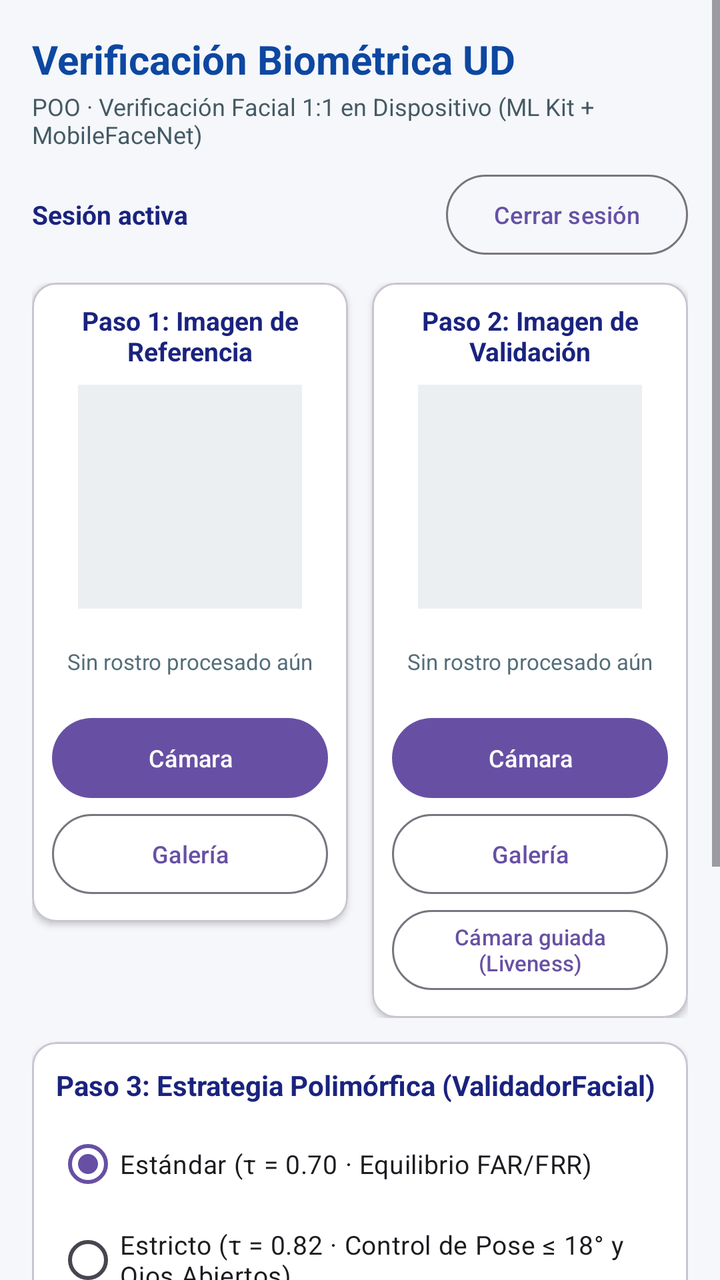
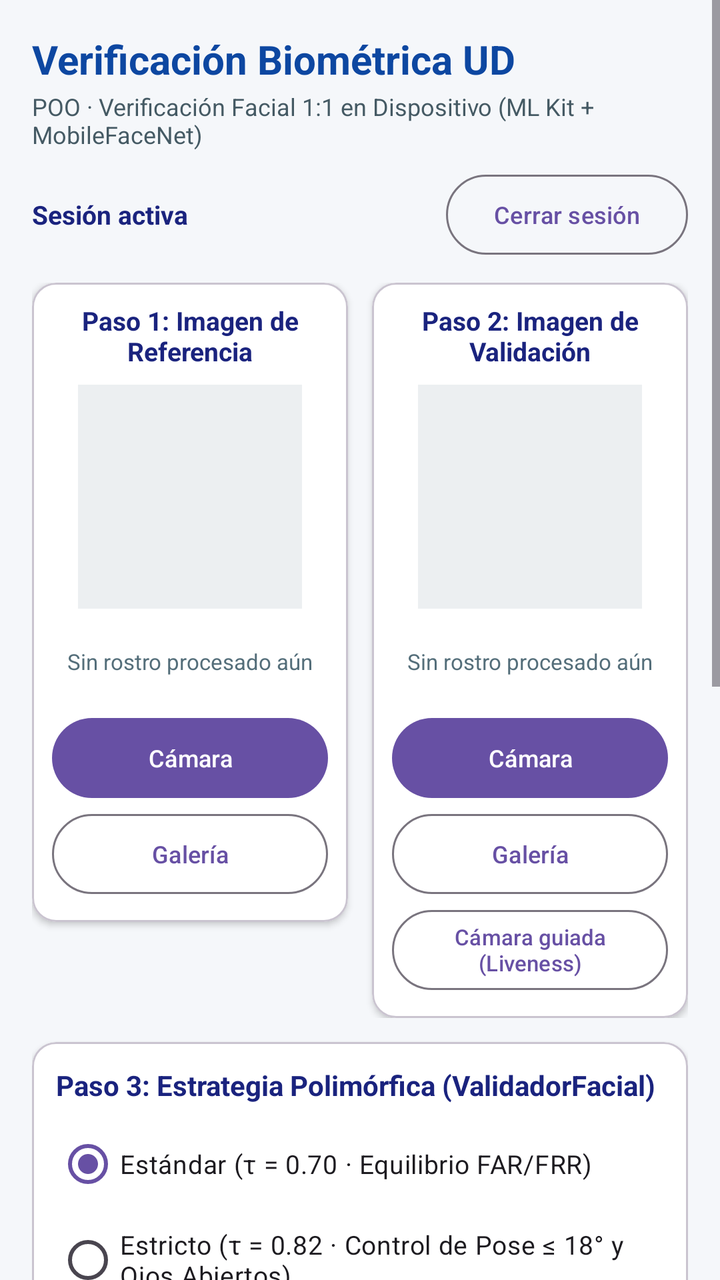

Two renders of the same Android screen: before a commit and after it. Below are the layout's source before the change and the commit's diff.
<!-- AndroidManifest.xml: application theme Theme.ReconocimientoFacial -->
<!-- res/layout/activity_main.xml -->
<?xml version="1.0" encoding="utf-8"?>
<ScrollView xmlns:android="http://schemas.android.com/apk/res/android"
    xmlns:app="http://schemas.android.com/apk/res-auto"
    xmlns:tools="http://schemas.android.com/tools"
    android:id="@+id/main"
    android:layout_width="match_parent"
    android:layout_height="match_parent"
    android:background="#F5F7FA"
    android:fillViewport="true"
    tools:context=".MainActivity">

    <LinearLayout
        android:layout_width="match_parent"
        android:layout_height="wrap_content"
        android:orientation="vertical"
        android:padding="16dp">

        
        <TextView
            android:layout_width="match_parent"
            android:layout_height="wrap_content"
            android:text="@string/app_name"
            android:textColor="#0D47A1"
            android:textSize="20sp"
            android:textStyle="bold" />

        <TextView
            android:layout_width="match_parent"
            android:layout_height="wrap_content"
            android:layout_marginTop="2dp"
            android:layout_marginBottom="8dp"
            android:text="@string/subtitulo_curso"
            android:textColor="#455A64"
            android:textSize="12sp" />

        <LinearLayout
            android:layout_width="match_parent"
            android:layout_height="wrap_content"
            android:layout_marginBottom="10dp"
            android:gravity="center_vertical"
            android:orientation="horizontal">

            <TextView
                android:id="@+id/txtUsuarioSesion"
                android:layout_width="0dp"
                android:layout_height="wrap_content"
                android:layout_weight="1"
                android:text="Sesión activa"
                android:textColor="#1A237E"
                android:textSize="13sp"
                android:textStyle="bold" />

            <Button
                android:id="@+id/btnCerrarSesion"
                style="?attr/materialButtonOutlinedStyle"
                android:layout_width="wrap_content"
                android:layout_height="wrap_content"
                android:text="Cerrar sesión"
                android:textSize="12sp" />
        </LinearLayout>

        <TextView
            android:id="@+id/txtEstadoProgreso"
            android:layout_width="match_parent"
            android:layout_height="wrap_content"
            android:layout_marginBottom="8dp"
            android:background="#E3F2FD"
            android:padding="8dp"
            android:textColor="#0D47A1"
            android:textSize="13sp"
            android:visibility="gone" />

        
        <LinearLayout
            android:layout_width="match_parent"
            android:layout_height="wrap_content"
            android:baselineAligned="false"
            android:orientation="horizontal"
            android:weightSum="2">

            
            <com.google.android.material.card.MaterialCardView
                android:layout_width="0dp"
                android:layout_height="wrap_content"
                android:layout_marginEnd="6dp"
                android:layout_weight="1"
                app:cardBackgroundColor="#FFFFFF"
                app:cardCornerRadius="12dp"
                app:cardElevation="2dp">

                <LinearLayout
                    android:layout_width="match_parent"
                    android:layout_height="wrap_content"
                    android:gravity="center_horizontal"
                    android:orientation="vertical"
                    android:padding="10dp">

                    <TextView
                        android:layout_width="match_parent"
                        android:layout_height="wrap_content"
                        android:gravity="center"
                        android:text="@string/titulo_referencia"
                        android:textColor="#1A237E"
                        android:textSize="13sp"
                        android:textStyle="bold" />

                    <ImageView
                        android:id="@+id/imgRostroReferencia"
                        android:layout_width="112dp"
                        android:layout_height="112dp"
                        android:layout_marginTop="8dp"
                        android:background="#ECEFF1"
                        android:contentDescription="@string/titulo_referencia"
                        android:scaleType="centerCrop" />

                    <TextView
                        android:id="@+id/txtMetaReferencia"
                        android:layout_width="match_parent"
                        android:layout_height="wrap_content"
                        android:layout_marginTop="6dp"
                        android:gravity="center"
                        android:minLines="3"
                        android:text="@string/sin_captura"
                        android:textColor="#546E7A"
                        android:textSize="11sp" />

                    <Button
                        android:id="@+id/btnCamaraReferencia"
                        android:layout_width="match_parent"
                        android:layout_height="wrap_content"
                        android:layout_marginTop="4dp"
                        android:text="@string/btn_camara"
                        android:textSize="12sp" />

                    <Button
                        android:id="@+id/btnGaleriaReferencia"
                        style="?attr/materialButtonOutlinedStyle"
                        android:layout_width="match_parent"
                        android:layout_height="wrap_content"
                        android:text="@string/btn_galeria"
                        android:textSize="12sp" />
                </LinearLayout>
            </com.google.android.material.card.MaterialCardView>

            
            <com.google.android.material.card.MaterialCardView
                android:layout_width="0dp"
                android:layout_height="wrap_content"
                android:layout_marginStart="6dp"
                android:layout_weight="1"
                app:cardBackgroundColor="#FFFFFF"
                app:cardCornerRadius="12dp"
                app:cardElevation="2dp">

                <LinearLayout
                    android:layout_width="match_parent"
                    android:layout_height="wrap_content"
                    android:gravity="center_horizontal"
                    android:orientation="vertical"
                    android:padding="10dp">

                    <TextView
                        android:layout_width="match_parent"
                        android:layout_height="wrap_content"
                        android:gravity="center"
                        android:text="@string/titulo_validacion"
                        android:textColor="#1A237E"
                        android:textSize="13sp"
                        android:textStyle="bold" />

                    <ImageView
                        android:id="@+id/imgRostroValidacion"
                        android:layout_width="112dp"
                        android:layout_height="112dp"
                        android:layout_marginTop="8dp"
                        android:background="#ECEFF1"
                        android:contentDescription="@string/titulo_validacion"
                        android:scaleType="centerCrop" />

                    <TextView
                        android:id="@+id/txtMetaValidacion"
                        android:layout_width="match_parent"
                        android:layout_height="wrap_content"
                        android:layout_marginTop="6dp"
                        android:gravity="center"
                        android:minLines="3"
                        android:text="@string/sin_captura"
                        android:textColor="#546E7A"
                        android:textSize="11sp" />

                    <Button
                        android:id="@+id/btnCamaraValidacion"
                        android:layout_width="match_parent"
                        android:layout_height="wrap_content"
                        android:layout_marginTop="4dp"
                        android:text="@string/btn_camara"
                        android:textSize="12sp" />

                    <Button
                        android:id="@+id/btnGaleriaValidacion"
                        style="?attr/materialButtonOutlinedStyle"
                        android:layout_width="match_parent"
                        android:layout_height="wrap_content"
                        android:text="@string/btn_galeria"
                        android:textSize="12sp" />

                    <Button
                        android:id="@+id/btnCamaraGuiadaValidacion"
                        style="?attr/materialButtonOutlinedStyle"
                        android:layout_width="match_parent"
                        android:layout_height="wrap_content"
                        android:text="Cámara guiada (Liveness)"
                        android:textSize="11sp" />
                </LinearLayout>
            </com.google.android.material.card.MaterialCardView>
        </LinearLayout>

        
        <com.google.android.material.card.MaterialCardView
            android:layout_width="match_parent"
            android:layout_height="wrap_content"
            android:layout_marginTop="12dp"
            app:cardBackgroundColor="#FFFFFF"
            app:cardCornerRadius="12dp"
            app:cardElevation="2dp">

            <LinearLayout
                android:layout_width="match_parent"
                android:layout_height="wrap_content"
                android:orientation="vertical"
                android:padding="12dp">

                <TextView
                    android:layout_width="match_parent"
                    android:layout_height="wrap_content"
                    android:text="@string/titulo_validador"
                    android:textColor="#1A237E"
                    android:textSize="14sp"
                    android:textStyle="bold" />

                <RadioGroup
                    android:id="@+id/radioGroupValidador"
                    android:layout_width="match_parent"
                    android:layout_height="wrap_content"
                    android:layout_marginTop="6dp">

                    <RadioButton
                        android:id="@+id/radioValidadorEstandar"
                        android:layout_width="match_parent"
                        android:layout_height="wrap_content"
                        android:checked="true"
                        android:text="@string/modo_estandar"
                        android:textSize="13sp" />

                    <RadioButton
                        android:id="@+id/radioValidadorEstricto"
                        android:layout_width="match_parent"
                        android:layout_height="wrap_content"
                        android:text="@string/modo_estricto"
                        android:textSize="13sp" />
                </RadioGroup>
            </LinearLayout>
        </com.google.android.material.card.MaterialCardView>

        
        <Button
            android:id="@+id/btnVerificarIdentidad"
            android:layout_width="match_parent"
            android:layout_height="wrap_content"
            android:layout_marginTop="12dp"
            android:paddingVertical="12dp"
            android:text="@string/btn_verificar"
            android:textSize="14sp"
            android:textStyle="bold" />

        
        <com.google.android.material.card.MaterialCardView
            android:id="@+id/cardResultado"
            android:layout_width="match_parent"
            android:layout_height="wrap_content"
            android:layout_marginTop="12dp"
            app:cardBackgroundColor="#FFFFFF"
            app:cardCornerRadius="12dp"
            app:cardElevation="2dp">

            <LinearLayout
                android:layout_width="match_parent"
                android:layout_height="wrap_content"
                android:orientation="vertical"
                android:padding="14dp">

                <TextView
                    android:layout_width="match_parent"
                    android:layout_height="wrap_content"
                    android:text="@string/titulo_resultado"
                    android:textColor="#1A237E"
                    android:textSize="14sp"
                    android:textStyle="bold" />

                <TextView
                    android:id="@+id/txtVeredictoPrincipal"
                    android:layout_width="match_parent"
                    android:layout_height="wrap_content"
                    android:layout_marginTop="6dp"
                    android:text="@string/resultado_pendiente"
                    android:textColor="#37474F"
                    android:textSize="16sp"
                    android:textStyle="bold" />

                <TextView
                    android:id="@+id/txtDetalleMetricas"
                    android:layout_width="match_parent"
                    android:layout_height="wrap_content"
                    android:layout_marginTop="4dp"
                    android:textColor="#455A64"
                    android:textSize="12sp" />

                <Button
                    android:id="@+id/btnVerHistorial"
                    style="?attr/materialButtonOutlinedStyle"
                    android:layout_width="match_parent"
                    android:layout_height="wrap_content"
                    android:layout_marginTop="10dp"
                    android:text="@string/btn_historial"
                    android:textSize="12sp" />
            </LinearLayout>
        </com.google.android.material.card.MaterialCardView>
    </LinearLayout>
</ScrollView>
<!-- resources referenced by this layout -->
<resources>
  <string name="app_name">Verificación Biométrica UD</string>
  <string name="btn_camara">Cámara</string>
  <string name="btn_galeria">Galería</string>
  <string name="btn_historial">Ver Historial (Archivo CSV)</string>
  <string name="btn_verificar">Paso 4: Verificar Identidad 1:1 (Similitud Coseno)</string>
  <string name="modo_estandar">Estándar (τ = 0.70 · Equilibrio FAR/FRR)</string>
  <string name="modo_estricto">Estricto (τ = 0.82 · Control de Pose ≤ 18° y Ojos Abiertos)</string>
  <string name="resultado_pendiente">Capture ambas muestras y presione Verificar Identidad.</string>
  <string name="sin_captura">Sin rostro procesado aún</string>
  <string name="subtitulo_curso">POO · Verificación Facial 1:1 en Dispositivo (ML Kit + MobileFaceNet)</string>
  <string name="titulo_referencia">Paso 1: Imagen de Referencia</string>
  <string name="titulo_resultado">Resultado de la Verificación Biométrica</string>
  <string name="titulo_validacion">Paso 2: Imagen de Validación</string>
  <string name="titulo_validador">Paso 3: Estrategia Polimórfica (ValidadorFacial)</string>
  <style name="Theme.ReconocimientoFacial" parent="Base.Theme.ReconocimientoFacial" />
  <style name="Base.Theme.ReconocimientoFacial" parent="Theme.Material3.DayNight.NoActionBar">
          
          
      </style>
</resources>

<!-- the commit's change to res/layout/activity_main.xml (unified diff, before → after) -->
@@ -263,6 +263,119 @@
         </com.google.android.material.card.MaterialCardView>
 
         
+        <com.google.android.material.card.MaterialCardView
+            android:layout_width="match_parent"
+            android:layout_height="wrap_content"
+            android:layout_marginTop="12dp"
+            app:cardBackgroundColor="#FFFFFF"
+            app:cardCornerRadius="12dp"
+            app:cardElevation="2dp">
+
+            <LinearLayout
+                android:layout_width="match_parent"
+                android:layout_height="wrap_content"
+                android:orientation="vertical"
+                android:padding="12dp">
+
+                <TextView
+                    android:layout_width="match_parent"
+                    android:layout_height="wrap_content"
+                    android:text="Condiciones de Prueba (Telemetría CSV)"
+                    android:textColor="#1A237E"
+                    android:textSize="14sp"
+                    android:textStyle="bold" />
+
+                <TextView
+                    android:layout_width="match_parent"
+                    android:layout_height="wrap_content"
+                    android:layout_marginTop="6dp"
+                    android:text="Iluminación:"
+                    android:textColor="#37474F"
+                    android:textSize="12sp"
+                    android:textStyle="bold" />
+
+                <RadioGroup
+                    android:id="@+id/radioGroupIluminacion"
+                    android:layout_width="match_parent"
+                    android:layout_height="wrap_content"
+                    android:orientation="horizontal">
+
+                    <RadioButton
+                        android:id="@+id/radioLuzBuena"
+                        android:layout_width="0dp"
+                        android:layout_height="wrap_content"
+                        android:layout_weight="1"
+                        android:checked="true"
+                        android:text="Buena"
+                        android:textColor="#263238"
+                        android:textSize="12sp" />
+
+                    <RadioButton
+                        android:id="@+id/radioLuzBaja"
+                        android:layout_width="0dp"
+                        android:layout_height="wrap_content"
+                        android:layout_weight="1"
+                        android:text="Baja"
+                        android:textColor="#263238"
+                        android:textSize="12sp" />
+
+                    <RadioButton
+                        android:id="@+id/radioLuzContraluz"
+                        android:layout_width="0dp"
+                        android:layout_height="wrap_content"
+                        android:layout_weight="1"
+                        android:text="Contraluz"
+                        android:textColor="#263238"
+                        android:textSize="12sp" />
+                </RadioGroup>
+
+                <TextView
+                    android:layout_width="match_parent"
+                    android:layout_height="wrap_content"
+                    android:layout_marginTop="4dp"
+                    android:text="Tipo de intento:"
+                    android:textColor="#37474F"
+                    android:textSize="12sp"
+                    android:textStyle="bold" />
+
+                <RadioGroup
+                    android:id="@+id/radioGroupTipoIntento"
+                    android:layout_width="match_parent"
+                    android:layout_height="wrap_content"
+                    android:orientation="horizontal">
+
+                    <RadioButton
+                        android:id="@+id/radioIntentoGenuino"
+                        android:layout_width="0dp"
+                        android:layout_height="wrap_content"
+                        android:layout_weight="1"
+                        android:checked="true"
+                        android:text="Genuino"
+                        android:textColor="#263238"
+                        android:textSize="12sp" />
+
+                    <RadioButton
+                        android:id="@+id/radioIntentoImpostor"
+                        android:layout_width="0dp"
+                        android:layout_height="wrap_content"
+                        android:layout_weight="1"
+                        android:text="Impostor"
+                        android:textColor="#263238"
+                        android:textSize="12sp" />
+
+                    <RadioButton
+                        android:id="@+id/radioIntentoSpoofing"
+                        android:layout_width="0dp"
+                        android:layout_height="wrap_content"
+                        android:layout_weight="1"
+                        android:text="Spoofing"
+                        android:textColor="#263238"
+                        android:textSize="12sp" />
+                </RadioGroup>
+            </LinearLayout>
+        </com.google.android.material.card.MaterialCardView>
+
+        
         <Button
             android:id="@+id/btnVerificarIdentidad"
             android:layout_width="match_parent"
@@ -323,6 +436,15 @@
                     android:layout_marginTop="10dp"
                     android:text="@string/btn_historial"
                     android:textSize="12sp" />
+
+                <Button
+                    android:id="@+id/btnVerTelemetriaCsv"
+                    style="?attr/materialButtonOutlinedStyle"
+                    android:layout_width="match_parent"
+                    android:layout_height="wrap_content"
+                    android:layout_marginTop="6dp"
+                    android:text="Ver / Compartir Telemetría CSV"
+                    android:textSize="12sp" />
             </LinearLayout>
         </com.google.android.material.card.MaterialCardView>
     </LinearLayout>
